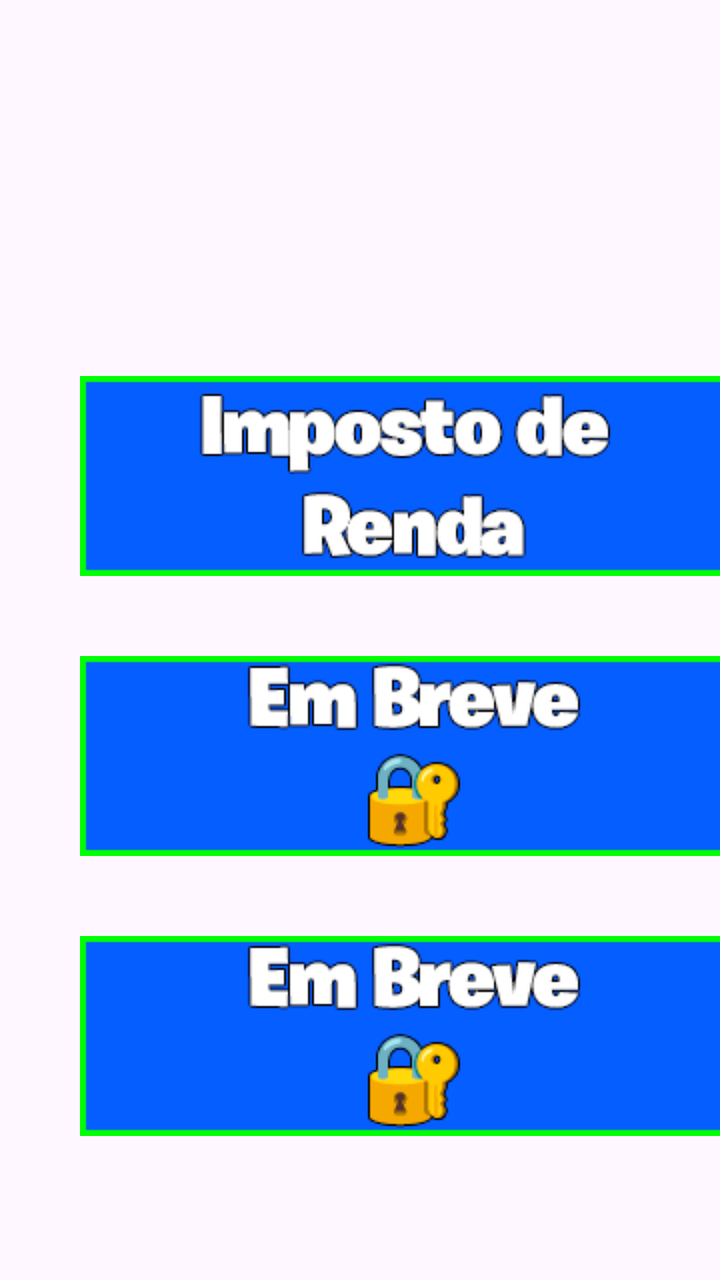
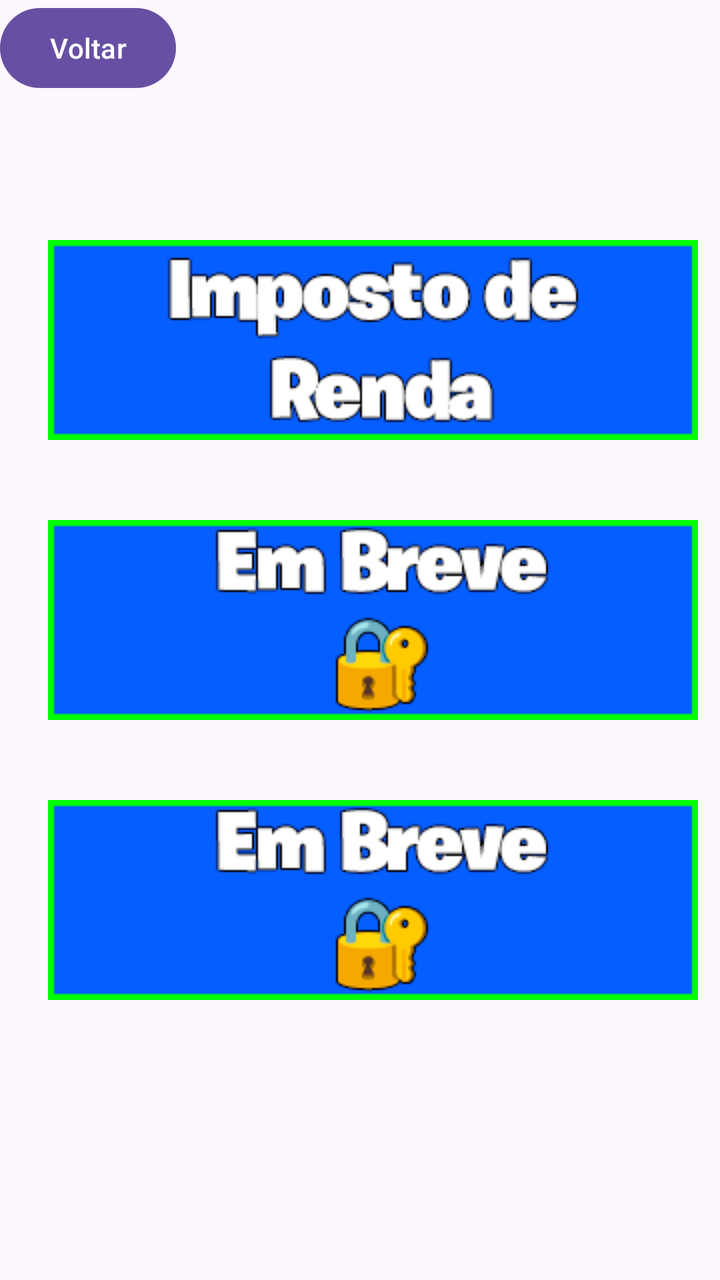

Screens rendered from an Android XML layout before and after an edit, with the pre-edit source and the edit as a unified diff.
<!-- AndroidManifest.xml: application theme Theme.CalcGov -->
<!-- res/layout/activity_home.xml -->
<?xml version="1.0" encoding="utf-8"?>
<androidx.constraintlayout.widget.ConstraintLayout
    xmlns:android="http://schemas.android.com/apk/res/android"
    xmlns:app="http://schemas.android.com/apk/res-auto"
    xmlns:tools="http://schemas.android.com/tools"
    android:layout_width="match_parent"
    android:layout_height="match_parent">

    <ImageButton
        android:id="@+id/irenda"
        android:layout_width="325dp"
        android:layout_height="100dp"
        android:layout_marginStart="40dp"
        android:layout_marginTop="188dp"
        app:layout_constraintStart_toStartOf="parent"
        app:layout_constraintTop_toTopOf="parent"
        app:srcCompat="@drawable/irenda" />

    <ImageButton
        android:id="@+id/ipva"
        android:layout_width="325dp"
        android:layout_height="100dp"
        android:layout_marginStart="40dp"
        android:layout_marginTop="40dp"
        app:layout_constraintStart_toStartOf="parent"
        app:layout_constraintTop_toBottomOf="@id/irenda"
        app:srcCompat="@drawable/ipva" />

    <ImageButton
        android:id="@+id/iptu"
        android:layout_width="325dp"
        android:layout_height="100dp"
        android:layout_marginStart="40dp"
        android:layout_marginTop="40dp"
        app:layout_constraintStart_toStartOf="parent"
        app:layout_constraintTop_toBottomOf="@id/ipva"
        app:srcCompat="@drawable/iptu" />

</androidx.constraintlayout.widget.ConstraintLayout>
<!-- resources referenced by this layout -->
<resources>
  <!-- drawable iptu: png bitmap (drawable, 6497 bytes) -->
  <!-- drawable ipva: png bitmap (drawable, 6497 bytes) -->
  <!-- drawable irenda: png bitmap (drawable, 7734 bytes) -->
  <style name="Theme.CalcGov" parent="Base.Theme.CalcGov" />
  <style name="Base.Theme.CalcGov" parent="Theme.Material3.DayNight.NoActionBar">
          
          
      </style>
</resources>

<!-- the commit's change to res/layout/activity_home.xml (unified diff, before → after) -->
@@ -1,6 +1,5 @@
 <?xml version="1.0" encoding="utf-8"?>
-<androidx.constraintlayout.widget.ConstraintLayout
-    xmlns:android="http://schemas.android.com/apk/res/android"
+<androidx.constraintlayout.widget.ConstraintLayout xmlns:android="http://schemas.android.com/apk/res/android"
     xmlns:app="http://schemas.android.com/apk/res-auto"
     xmlns:tools="http://schemas.android.com/tools"
     android:layout_width="match_parent"
@@ -10,30 +9,38 @@
         android:id="@+id/irenda"
         android:layout_width="325dp"
         android:layout_height="100dp"
-        android:layout_marginStart="40dp"
-        android:layout_marginTop="188dp"
+        android:layout_marginStart="24dp"
+        android:layout_marginTop="120dp"
         app:layout_constraintStart_toStartOf="parent"
         app:layout_constraintTop_toTopOf="parent"
         app:srcCompat="@drawable/irenda" />
 
     <ImageButton
+        android:id="@+id/iptu"
+        android:layout_width="325dp"
+        android:layout_height="100dp"
+        android:layout_marginStart="24dp"
+        android:layout_marginTop="40dp"
+        app:layout_constraintStart_toStartOf="parent"
+        app:layout_constraintTop_toBottomOf="@id/ipva"
+        app:srcCompat="@drawable/iptu" />
+
+    <ImageButton
         android:id="@+id/ipva"
         android:layout_width="325dp"
         android:layout_height="100dp"
-        android:layout_marginStart="40dp"
+        android:layout_marginStart="24dp"
         android:layout_marginTop="40dp"
         app:layout_constraintStart_toStartOf="parent"
         app:layout_constraintTop_toBottomOf="@id/irenda"
         app:srcCompat="@drawable/ipva" />
 
-    <ImageButton
-        android:id="@+id/iptu"
-        android:layout_width="325dp"
-        android:layout_height="100dp"
-        android:layout_marginStart="40dp"
-        android:layout_marginTop="40dp"
-        app:layout_constraintStart_toStartOf="parent"
-        app:layout_constraintTop_toBottomOf="@id/ipva"
-        app:srcCompat="@drawable/iptu" />
+    <Button
+        android:id="@+id/VoltarHome"
+        android:layout_width="wrap_content"
+        android:layout_height="wrap_content"
+        android:text="Voltar"
+        tools:layout_editor_absoluteX="24dp"
+        tools:layout_editor_absoluteY="667dp" />
 
 </androidx.constraintlayout.widget.ConstraintLayout>
